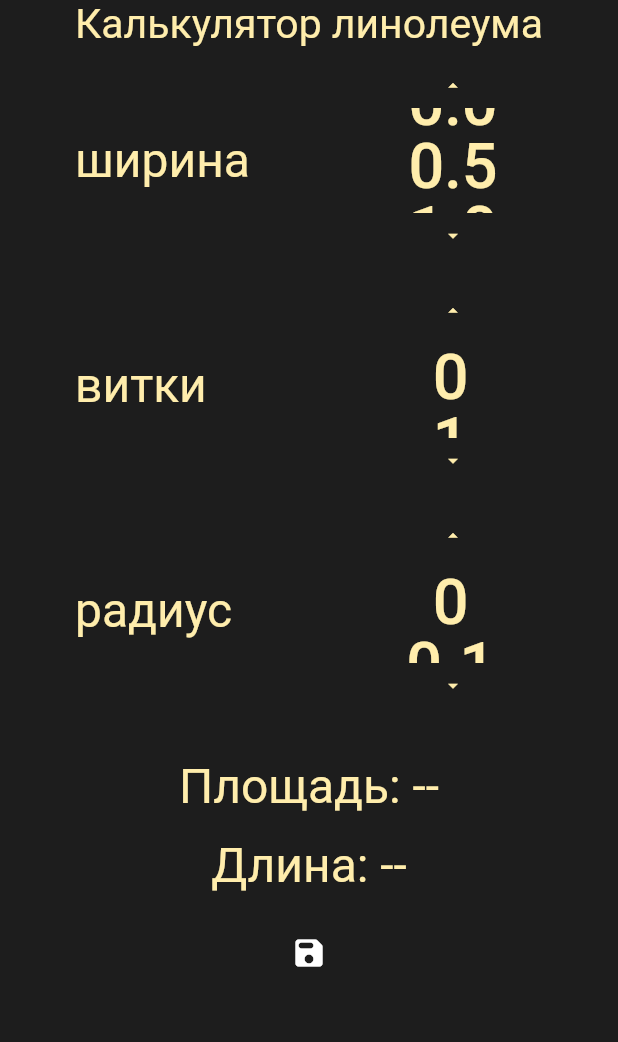
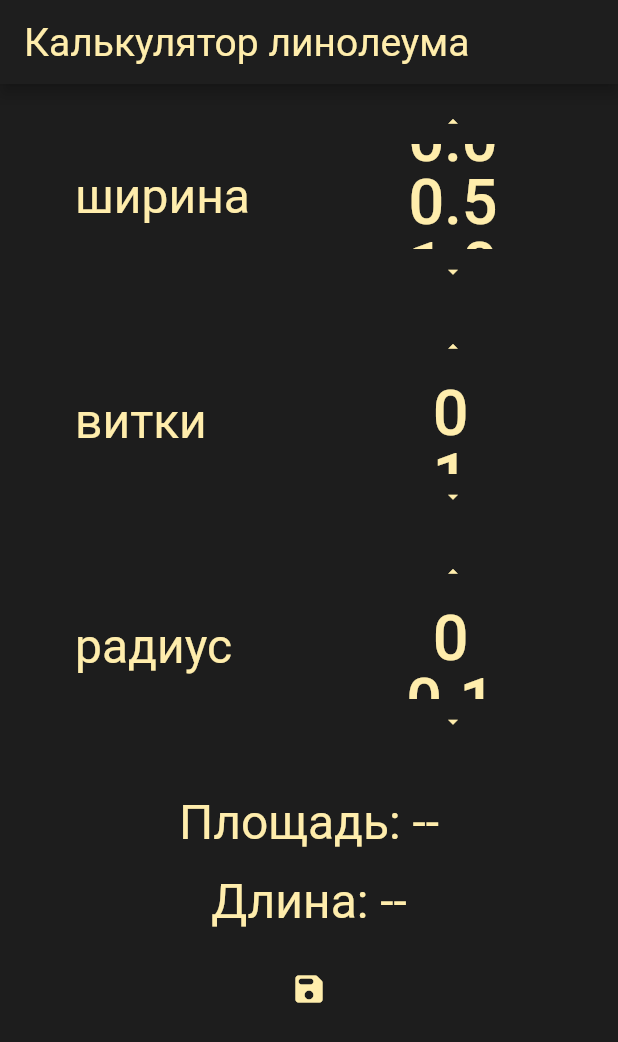
Before and after one commit to supatruparus/flutter_lin_calc, a Flutter app: the screen it shows after launch, after a tap on the "arrow drop down" icon, on a phone screen of 412 x 824 dp. Shown: the top 1042 px of the screen. Run offline on Flutter 3.47's test engine with Material 2 defaults, Android fonts, the phone set to English and light mode, and no system bars; our stand-ins replace flutter_neumorphic, flutter_riverpod; missing offline and left inert: flutter_inner_shadow; Roboto replaces fonts that are missing (MontserratAlternates); project files that could hold a hidden picture were left out.

Commit message:
appbar changes

```diff
--- a/lib/main.dart
+++ b/lib/main.dart
@@ -20,6 +20,7 @@ class MyApp extends ConsumerWidget {
         title: 'Flutter Demo',
         theme: myTheme,
         home: PageView(
+          padEnds: false,
           children: const [MyHomePage(), HistoryPage()],
         ),
       ),
--- a/lib/presentation/history_page.dart
+++ b/lib/presentation/history_page.dart
@@ -14,7 +14,6 @@ class HistoryPage extends ConsumerWidget {
     return Scaffold(
       appBar: AppBar(
         title: const Text('История'),
-        backgroundColor: Colors.transparent,
       ),
       body: SafeArea(
         child: Padding(
--- a/lib/presentation/main_page_view.dart
+++ b/lib/presentation/main_page_view.dart
@@ -24,6 +24,7 @@ class MyHomePage extends ConsumerWidget {
     final viewModel = ref.read(viewModelProvider.notifier);
 
     return Scaffold(
+      appBar: AppBar(title: Text(Strings.title)),
       body: SafeArea(
         child: Column(
           crossAxisAlignment: CrossAxisAlignment.center,
@@ -37,20 +38,6 @@ class MyHomePage extends ConsumerWidget {
                 children: [
                   Column(
                     children: [
-                      Center(
-                          child: Align(
-                        alignment: Alignment.center,
-                        child: FittedBox(
-                          child: Text(
-                            Strings.title,
-                            textAlign: TextAlign.center,
-                            maxLines: 2,
-                            style: ref.read(theme).textStyle.copyWith(
-                                  fontSize: 40,
-                                ),
-                          ),
-                        ),
-                      )),
                       _WidthSetter(viewModel: viewModel),
                       _VitkiSetter(viewModel: viewModel),
                       _RadiusSetter(
--- a/lib/theme.dart
+++ b/lib/theme.dart
@@ -17,7 +17,14 @@ ThemeData myTheme = ThemeData(
           color: MyColors.yelowtext,
           fontSize: 42,
         )),
+    iconTheme: IconThemeData(color: MyColors.yelowtext),
+    appBarTheme: AppBarTheme(
+        backgroundColor: MyColors.dark,
+        surfaceTintColor: MyColors.yelowtext,
+        titleTextStyle: TextStyle(fontSize: 26, color: MyColors.yelowtext)),
     colorScheme: const ColorScheme.dark().copyWith(
         primary: MyColors.yelowtext,
+        // onPrimary: Colors.red,
+        // onBackground: Colors.red,
         error: MyColors.yelowtext,
         secondary: MyColors.yelowtext));
```
